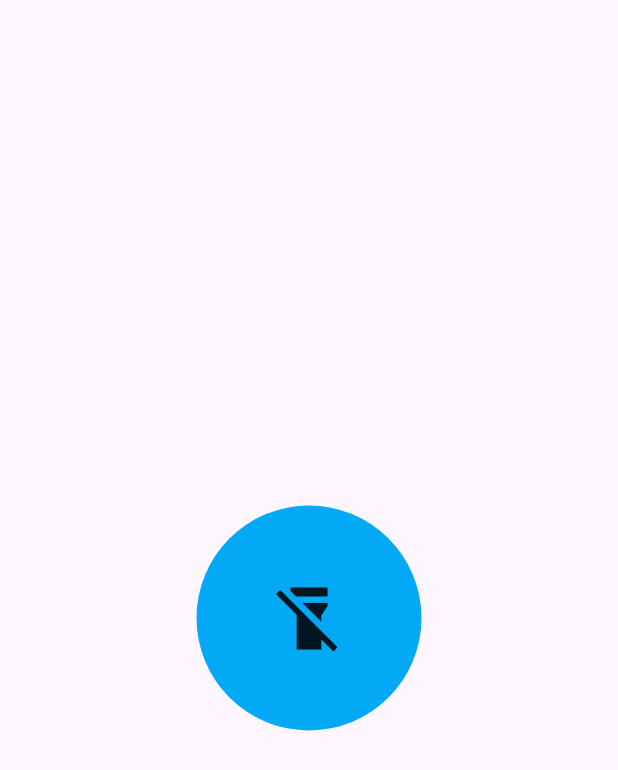
After one commit to aric1605/apex_value_device_checking, a Flutter app: the TorchPage screen opened directly, after a tap on the "flashlight off" icon, on a phone screen of 412 x 824 dp. The commit adds this screen. Shown: the top 770 px of the screen. Run offline on Flutter 3.47's test engine with Material 3 defaults, Android fonts, the phone set to English and light mode, and no system bars; our stand-ins replace battery_plus, flutter_blue_plus, local_auth, permission_handler; missing offline and left inert: all_vibrate, another_telephony, torch_light.

Commit message:
Add Torch Functionality

```diff
--- a/lib/pages/home_page.dart
+++ b/lib/pages/home_page.dart
@@ -1,6 +1,7 @@
 import 'package:apex_value_device_checking/pages/testPages/fingerprint_screen.dart';
 import 'package:apex_value_device_checking/pages/testPages/gsm_check_page.dart';
 import 'package:apex_value_device_checking/pages/testPages/screenTest.dart';
+import 'package:apex_value_device_checking/pages/testPages/torch.dart';
 import 'package:flutter/material.dart';
 import 'package:apex_value_device_checking/pages/testPages/bettery_page.dart';
 import 'package:apex_value_device_checking/pages/testPages/bluetooth_page.dart';
@@ -94,6 +95,16 @@ class Home extends StatelessWidget {
                               ),
                             ),
                           );
+                        } else if (device.title == "Torch") {
+                          Navigator.push(
+                            context,
+                            MaterialPageRoute(
+                              builder: (_) => TorchPage(),
+                              settings: const RouteSettings(
+                                name: '/DeviceScreen',
+                              ),
+                            ),
+                          );
                         }
                       },
                     );
--- /dev/null
+++ b/lib/pages/testPages/torch.dart
@@ -0,0 +1,59 @@
+import 'package:flutter/material.dart';
+import 'package:torch_light/torch_light.dart';
+
+class TorchPage extends StatefulWidget {
+  const TorchPage({super.key});
+
+  @override
+  State<TorchPage> createState() => _TorchPageState();
+}
+
+class _TorchPageState extends State<TorchPage> {
+  bool torchState = false;
+
+  @override
+  Widget build(BuildContext context) {
+    return Scaffold(
+      body: Center(
+        child: InkWell(
+          onTap: () async {
+            bool isTorchAvailable = await checkTorchPresence();
+            if (isTorchAvailable) {
+              if (!torchState) {
+                await TorchLight.enableTorch();
+              } else {
+                await TorchLight.disableTorch();
+              }
+              setState(() {
+                torchState = !torchState;
+              });
+            }
+          },
+          child: Container(
+            height: 150,
+            width: 150,
+            decoration: BoxDecoration(
+              borderRadius: BorderRadius.circular(100),
+              color: Colors.lightBlue,
+            ),
+            child: Center(
+              child: Icon(
+                torchState ? Icons.flashlight_on : Icons.flashlight_off,
+                size: 50,
+              ),
+            ),
+          ),
+        ),
+      ),
+    );
+  }
+
+  Future<bool> checkTorchPresence() async {
+    try {
+      return await TorchLight.isTorchAvailable();
+    } on Exception catch (_) {
+      // Handle error
+      return false;
+    }
+  }
+}
--- a/pubspec.yaml
+++ b/pubspec.yaml
@@ -36,6 +36,7 @@ dependencies:
   permission_handler: ^11.0.1
   local_auth: ^2.1.8
   another_telephony: ^0.4.1
+  torch_light: ^1.1.0
 
   # The following adds the Cupertino Icons font to your application.
   # Use with the CupertinoIcons class for iOS style icons.
```
Also changed, not shown: pubspec.lock.
